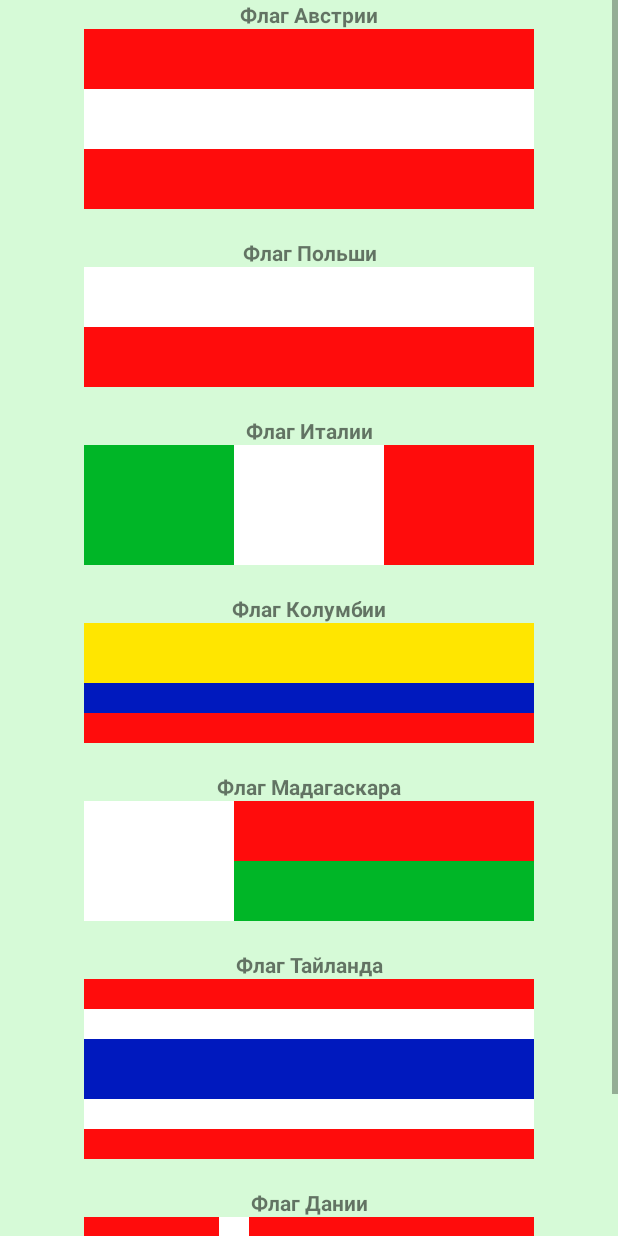
After one commit to PaladinVCT/MyRepo, an Android app: the FlagsActivity screen opened directly, with no data from a screen before it, on a phone screen of 412 x 824 dp. The commit adds this screen. Run offline under Robolectric (Android 15) with nearby library versions, the phone set to English and light mode, and no system bars.

Commit message:
Сделаны флаги

```diff
--- /dev/null
+++ b/app/src/main/java/android/itacademy/by/dz2/FlagsActivity.java
@@ -0,0 +1,14 @@
+package android.itacademy.by.dz2;
+
+import android.app.Activity;
+import android.itacademy.by.menu.R;
+import android.os.Bundle;
+import android.support.annotation.Nullable;
+
+public class FlagsActivity extends Activity {
+    @Override
+    protected void onCreate(@Nullable Bundle savedInstanceState) {
+        super.onCreate(savedInstanceState);
+        setContentView(R.layout.flags_activity);
+    }
+}
--- a/app/src/main/java/android/itacademy/by/menu/MenuActivity.java
+++ b/app/src/main/java/android/itacademy/by/menu/MenuActivity.java
@@ -3,6 +3,7 @@ package android.itacademy.by.menu;
 import android.app.Activity;
 import android.content.Intent;
 import android.itacademy.by.dz1.FirstActivity;
+import android.itacademy.by.dz2.FlagsActivity;
 import android.os.Bundle;
 import android.support.annotation.Nullable;
 import android.view.View;
@@ -15,6 +16,8 @@ public class MenuActivity extends Activity implements View.OnClickListener {
         setContentView(R.layout.menu);
         Button buttonDz1 = findViewById(R.id.buttonDz1);
         buttonDz1.setOnClickListener(this);
+        Button buttonDz2 = findViewById(R.id.buttonDz2);
+        buttonDz2.setOnClickListener(this);
 
 
     }
@@ -27,6 +30,13 @@ public class MenuActivity extends Activity implements View.OnClickListener {
             {
                 Intent intent = new Intent(this, FirstActivity.class);
                 startActivity(intent);
+                break;
+            }
+            case R.id.buttonDz2:
+            {
+                Intent intent2 = new Intent(this,FlagsActivity.class);
+                startActivity(intent2);
+                break;
             }
         }
 
--- a/app/src/main/res/layout/activity_first.xml
+++ b/app/src/main/res/layout/activity_first.xml
@@ -1,5 +1,7 @@
 <?xml version="1.0" encoding="utf-8"?>
-<android.support.constraint.ConstraintLayout xmlns:android="http://schemas.android.com/apk/res/android"
+<android.support.constraint.ConstraintLayout
+
+    xmlns:android="http://schemas.android.com/apk/res/android"
     xmlns:app="http://schemas.android.com/apk/res-auto"
     xmlns:tools="http://schemas.android.com/tools"
     android:id="@+id/frameLayout"
--- /dev/null
+++ b/app/src/main/res/layout/flags_activity.xml
@@ -0,0 +1,287 @@
+<?xml version="1.0" encoding="utf-8"?>
+<ScrollView xmlns:android="http://schemas.android.com/apk/res/android"
+    android:layout_width="match_parent"
+    android:layout_height="match_parent"
+    android:fillViewport="true">
+
+    <LinearLayout
+        android:layout_width="match_parent"
+        android:layout_height="wrap_content"
+        android:background="#d6fad7"
+        android:orientation="vertical">
+
+        <TextView
+            android:layout_width="match_parent"
+            android:layout_height="wrap_content"
+            android:gravity="center"
+            android:text="@string/Austria"
+            android:textStyle="bold" />
+
+        <TextView
+            android:layout_width="300dp"
+            android:layout_height="40dp"
+            android:layout_gravity="center"
+            android:background="@color/red" />
+
+        <TextView
+            android:layout_width="300dp"
+            android:layout_height="40dp"
+            android:layout_gravity="center"
+            android:background="@color/white" />
+
+        <TextView
+            android:layout_width="300dp"
+            android:layout_height="40dp"
+            android:layout_gravity="center"
+            android:background="@color/red" />
+
+        <TextView
+            android:layout_width="match_parent"
+            android:layout_height="wrap_content" />
+
+        <TextView
+            android:layout_width="match_parent"
+            android:layout_height="wrap_content"
+            android:gravity="center"
+            android:text="@string/Poland"
+            android:textStyle="bold" />
+
+        <TextView
+            android:layout_width="300dp"
+            android:layout_height="40dp"
+            android:layout_gravity="center"
+            android:background="@color/white" />
+
+        <TextView
+            android:layout_width="300dp"
+            android:layout_height="40dp"
+            android:layout_gravity="center"
+            android:background="@color/red" />
+
+        <TextView
+            android:layout_width="match_parent"
+            android:layout_height="wrap_content" />
+
+        <TextView
+            android:layout_width="match_parent"
+            android:layout_height="wrap_content"
+            android:gravity="center"
+            android:text="@string/Italy"
+            android:textStyle="bold" />
+
+        <LinearLayout
+            android:layout_width="wrap_content"
+            android:layout_height="wrap_content"
+            android:layout_gravity="center"
+            android:orientation="horizontal">
+
+
+            <TextView
+                android:layout_width="100dp"
+                android:layout_height="80dp"
+                android:layout_gravity="center"
+                android:background="@color/Green" />
+
+            <TextView
+                android:layout_width="100dp"
+                android:layout_height="80dp"
+                android:layout_gravity="center"
+                android:background="@color/white" />
+
+            <TextView
+                android:layout_width="100dp"
+                android:layout_height="80dp"
+                android:layout_gravity="center"
+                android:background="@color/red" />
+
+        </LinearLayout>
+
+
+        <TextView
+            android:layout_width="match_parent"
+            android:layout_height="wrap_content" />
+
+        <TextView
+            android:layout_width="match_parent"
+            android:layout_height="wrap_content"
+            android:gravity="center"
+            android:text="@string/Columbia"
+            android:textStyle="bold" />
+
+        <TextView
+            android:layout_width="300dp"
+            android:layout_height="40dp"
+            android:layout_gravity="center"
+            android:background="@color/yellow" />
+
+        <TextView
+            android:layout_width="300dp"
+            android:layout_height="20dp"
+            android:layout_gravity="center"
+            android:background="@color/blue" />
+
+        <TextView
+            android:layout_width="300dp"
+            android:layout_height="20dp"
+            android:layout_gravity="center"
+            android:background="@color/red" />
+
+        <TextView
+            android:layout_width="match_parent"
+            android:layout_height="wrap_content" />
+
+        <TextView
+            android:layout_width="match_parent"
+            android:layout_height="wrap_content"
+            android:gravity="center"
+            android:text="@string/Madagaskar"
+            android:textStyle="bold" />
+
+        <LinearLayout
+            android:layout_width="match_parent"
+            android:layout_height="wrap_content"
+            android:gravity="center"
+            android:orientation="horizontal">
+
+            <TextView
+                android:layout_width="100dp"
+                android:layout_height="80dp"
+                android:layout_gravity="center"
+                android:background="@color/white" />
+
+            <LinearLayout
+                android:layout_width="wrap_content"
+                android:layout_height="wrap_content"
+                android:gravity="center"
+                android:orientation="vertical">
+
+                <TextView
+                    android:layout_width="200dp"
+                    android:layout_height="40dp"
+                    android:layout_gravity="center"
+                    android:background="@color/red" />
+
+                <TextView
+                    android:layout_width="200dp"
+                    android:layout_height="40dp"
+                    android:layout_gravity="center"
+                    android:background="@color/Green" />
+            </LinearLayout>
+        </LinearLayout>
+
+        <TextView
+            android:layout_width="match_parent"
+            android:layout_height="wrap_content" />
+
+        <TextView
+            android:layout_width="match_parent"
+            android:layout_height="wrap_content"
+            android:gravity="center"
+            android:text="@string/Tailand"
+            android:textStyle="bold" />
+
+        <TextView
+            android:layout_width="300dp"
+            android:layout_height="20dp"
+            android:layout_gravity="center"
+            android:background="@color/red" />
+
+        <TextView
+            android:layout_width="300dp"
+            android:layout_height="20dp"
+            android:layout_gravity="center"
+            android:background="@color/white" />
+
+        <TextView
+            android:layout_width="300dp"
+            android:layout_height="40dp"
+            android:layout_gravity="center"
+            android:background="@color/blue" />
+
+        <TextView
+            android:layout_width="300dp"
+            android:layout_height="20dp"
+            android:layout_gravity="center"
+            android:background="@color/white" />
+
+        <TextView
+            android:layout_width="300dp"
+            android:layout_height="20dp"
+            android:layout_gravity="center"
+            android:background="@color/red" />
+
+        <TextView
+            android:layout_width="match_parent"
+            android:layout_height="wrap_content" />
+
+        <TextView
+            android:layout_width="match_parent"
+            android:layout_height="wrap_content"
+            android:gravity="center"
+            android:text="@string/Denmark"
+            android:textStyle="bold" />
+
+        <LinearLayout
+            android:layout_width="wrap_content"
+            android:layout_height="wrap_content"
+            android:layout_gravity="center"
+            android:gravity="center"
+            android:orientation="horizontal">
+
+            <TextView
+                android:layout_width="90dp"
+                android:layout_height="40dp"
+                android:layout_gravity="center"
+                android:background="@color/red" />
+
+            <TextView
+                android:layout_width="20dp"
+                android:layout_height="40dp"
+                android:layout_gravity="center"
+                android:background="@color/white" />
+
+            <TextView
+                android:layout_width="190dp"
+                android:layout_height="40dp"
+                android:layout_gravity="center"
+                android:background="@color/red" />
+        </LinearLayout>
+
+        <TextView
+            android:layout_width="300dp"
+            android:layout_height="20dp"
+            android:layout_gravity="center"
+            android:background="@color/white" />
+
+        <LinearLayout
+            android:layout_width="wrap_content"
+            android:layout_height="wrap_content"
+            android:layout_gravity="center"
+            android:gravity="center"
+            android:orientation="horizontal">
+
+            <TextView
+                android:layout_width="90dp"
+                android:layout_height="40dp"
+                android:layout_gravity="center"
+                android:background="@color/red" />
+
+            <TextView
+                android:layout_width="20dp"
+                android:layout_height="40dp"
+                android:layout_gravity="center"
+                android:background="@color/white" />
+
+            <TextView
+                android:layout_width="190dp"
+                android:layout_height="40dp"
+                android:layout_gravity="center"
+                android:background="@color/red" />
+        </LinearLayout>
+
+        <TextView
+            android:layout_width="match_parent"
+            android:layout_height="wrap_content" />
+
+    </LinearLayout>
+</ScrollView>
--- a/app/src/main/res/layout/menu.xml
+++ b/app/src/main/res/layout/menu.xml
@@ -1,5 +1,6 @@
 <?xml version="1.0" encoding="utf-8"?>
-<android.support.constraint.ConstraintLayout xmlns:android="http://schemas.android.com/apk/res/android"
+<android.support.constraint.ConstraintLayout
+    xmlns:android="http://schemas.android.com/apk/res/android"
     xmlns:app="http://schemas.android.com/apk/res-auto"
     xmlns:tools="http://schemas.android.com/tools"
     android:layout_width="match_parent"
--- a/app/src/main/res/values/colors.xml
+++ b/app/src/main/res/values/colors.xml
@@ -6,4 +6,6 @@
     <color name="red">#ff0c0c</color>
     <color name="white">#ffffff</color>
     <color name="lightGreen">#dbfaad</color>
+    <color name="Green">#00b627</color>
+    <color name="yellow">#ffe600</color>
 </resources>
--- a/app/src/main/res/values/strings.xml
+++ b/app/src/main/res/values/strings.xml
@@ -6,4 +6,11 @@
     <string name="chooseDz">Выберите № домашнего задания</string>
     <string name="Dz1">ДЗ_1</string>
     <string name="Dz2">ДЗ_2</string>
+    <string name="Austria">Флаг Австрии</string>
+    <string name="Poland">Флаг Польши</string>
+    <string name="Italy">Флаг Италии</string>
+    <string name="Columbia">Флаг Колумбии</string>
+    <string name="Madagaskar">Флаг Мадагаскара</string>
+    <string name="Tailand">Флаг Тайланда</string>
+    <string name="Denmark">Флаг Дании</string>
 </resources>
```
Also changed, not shown: app/src/main/AndroidManifest.xml (+6 -4 lines).
